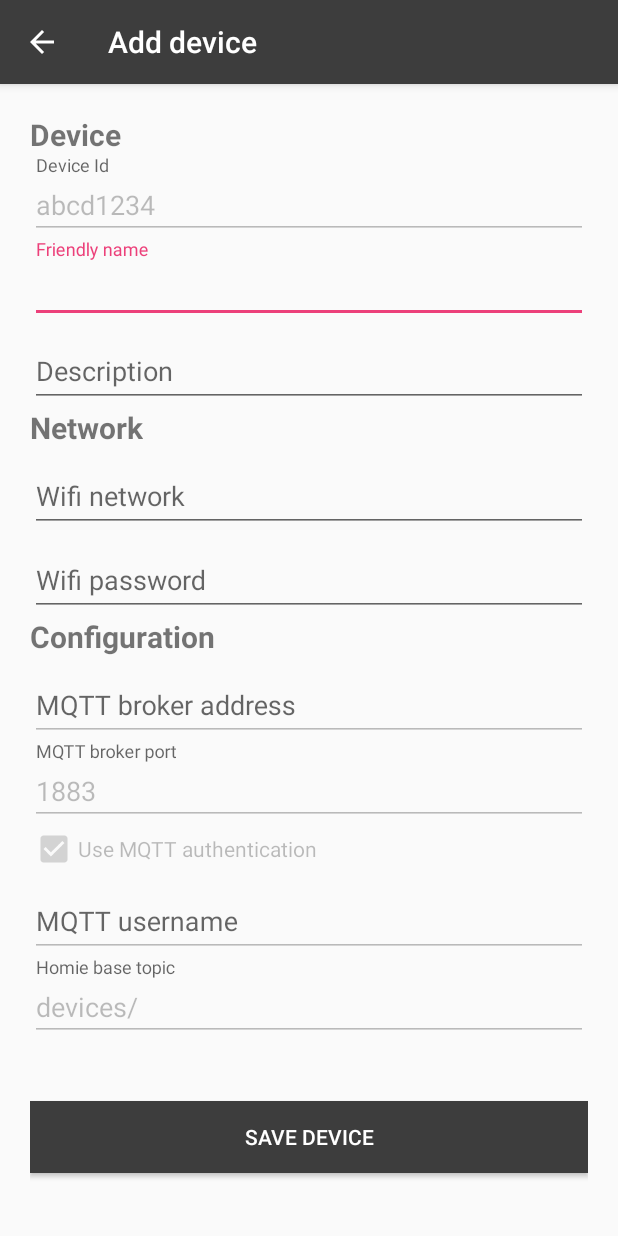
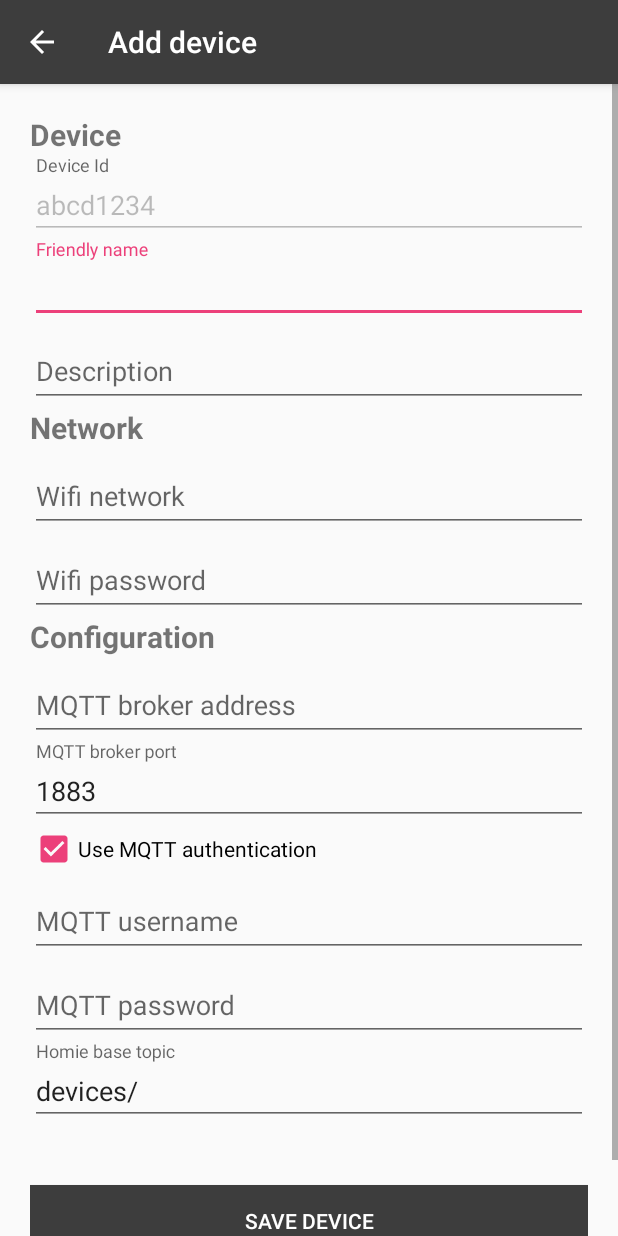
Before and after one commit to plugdio/homie-dash, an Android app: the DeviceAdd screen opened directly, with no data from a screen before it, on a phone screen of 412 x 824 dp. Run offline under Robolectric (Android 15) with nearby library versions, the phone set to English and light mode, and no system bars; libraries missing offline, so code that uses them is left out: com.squareup.okhttp, nl.qbusict.cupboard.

Commit message:
enable editing mqtt settings when adding device and no setting exists

```diff
--- a/app/src/main/java/com/plugdio/homiedash/DeviceAdd.java
+++ b/app/src/main/java/com/plugdio/homiedash/DeviceAdd.java
@@ -55,6 +55,12 @@ public class DeviceAdd extends AppCompatActivity {
     private EditText eWifiPass;
     private EditText eDeviceFriendlyName;
     private EditText eDeviceDescription;
+    private EditText eMQTTHost;
+    private EditText eMQTTPort;
+    private CheckBox cMQTTAuth;
+    private EditText eMQTTUser;
+    private EditText eMQTTPass;
+    private EditText eHomieBaseTopic;
     private String mqttHost;
     private String mqttPort;
     private boolean mqttAuth;
@@ -122,25 +128,49 @@ public class DeviceAdd extends AppCompatActivity {
         eWifiPass = (EditText) findViewById(R.id.input_wifipass);
         eWifiPass.setText(wifiPass);
 
-        EditText eMQTTHost = (EditText) findViewById(R.id.input_mqtthost);
+        eMQTTHost = (EditText) findViewById(R.id.input_mqtthost);
         eMQTTHost.setText(mqttHost);
 
-        EditText eMQTTPort = (EditText) findViewById(R.id.input_mqttport);
+        eMQTTPort = (EditText) findViewById(R.id.input_mqttport);
         eMQTTPort.setText(mqttPort);
 
-        CheckBox cMQTTAuth = (CheckBox) findViewById(R.id.mqtt_authentication);
+        cMQTTAuth = (CheckBox) findViewById(R.id.mqtt_authentication);
         cMQTTAuth.setChecked(mqttAuth);
 
-        final EditText eMQTTUser = (EditText) findViewById(R.id.input_mqttuser);
-
+        eMQTTUser = (EditText) findViewById(R.id.input_mqttuser);
+        eMQTTPass = (EditText) findViewById(R.id.input_mqttpass);
+/*
         if (!mqttAuth) {
             eMQTTUser.setEnabled(false);
         } else {
+  */
             eMQTTUser.setText(mqttUser);
+        //       }
+
+        eHomieBaseTopic = (EditText) findViewById(R.id.input_homiebasetopic);
+        eHomieBaseTopic.setText(homieBaseTopic);
+
+        if (mqttHost.equals("") || mqttHost == null) {
+            eMQTTHost.setEnabled(true);
+            eMQTTPort.setEnabled(true);
+            cMQTTAuth.setEnabled(true);
+            eMQTTUser.setEnabled(true);
+            eMQTTPass.setEnabled(true);
+            eHomieBaseTopic.setEnabled(true);
+
+            cMQTTAuth.setOnClickListener(new View.OnClickListener() {
+
+                @Override
+                public void onClick(View v) {
+                    eMQTTUser.setEnabled(((CheckBox) v).isChecked());
+                    eMQTTPass.setEnabled(((CheckBox) v).isChecked());
+
+                }
+            });
+
         }
 
-        EditText eHomeBaseTopic = (EditText) findViewById(R.id.input_homiebasetopic);
-        eHomeBaseTopic.setText(homieBaseTopic);
+
 
     }
 
@@ -152,6 +182,21 @@ public class DeviceAdd extends AppCompatActivity {
         2. send config as json
         3. restore wifi
          */
+
+        SharedPreferences sharedPrefs =
+                PreferenceManager.getDefaultSharedPreferences(this);
+        SharedPreferences.Editor sharedPrefsEditor = sharedPrefs.edit();
+
+        if (mqttHost.equals("") || mqttHost == null) {
+            sharedPrefsEditor.putString("mqtt_broker_address", eMQTTHost.getText().toString());
+            sharedPrefsEditor.putString("mqtt_broker_port", eMQTTPort.getText().toString());
+            sharedPrefsEditor.putBoolean("mqtt_authentication_switch", cMQTTAuth.isChecked());
+            sharedPrefsEditor.putString("mqtt_username", eMQTTUser.getText().toString());
+            sharedPrefsEditor.putString("mqtt_password", eMQTTPass.getText().toString());
+            sharedPrefsEditor.putString("homie_base_topic", eHomieBaseTopic.getText().toString());
+
+            sharedPrefsEditor.commit();
+        }
 
         String deviceName = eDeviceFriendlyName.getText().toString();
         String deviceDescription = eDeviceDescription.getText().toString();
--- a/app/src/main/res/layout/activity_device_add.xml
+++ b/app/src/main/res/layout/activity_device_add.xml
@@ -161,6 +161,20 @@
                 android:enabled="false" />
         </android.support.design.widget.TextInputLayout>
 
+        <android.support.design.widget.TextInputLayout
+            android:id="@+id/input_layout_mqttpass"
+            android:layout_width="match_parent"
+            android:layout_height="wrap_content">
+
+
+            <EditText
+                android:id="@+id/input_mqttpass"
+                android:layout_width="match_parent"
+                android:layout_height="wrap_content"
+                android:inputType="text"
+                android:hint="MQTT password"
+                android:enabled="false" />
+        </android.support.design.widget.TextInputLayout>
 
         <android.support.design.widget.TextInputLayout
             android:id="@+id/input_layout_homiebasetopic"
```
Also changed, not shown: app/src/main/java/com/plugdio/homiedash/MainActivity.java (+14 -0 lines), 1 other file.
